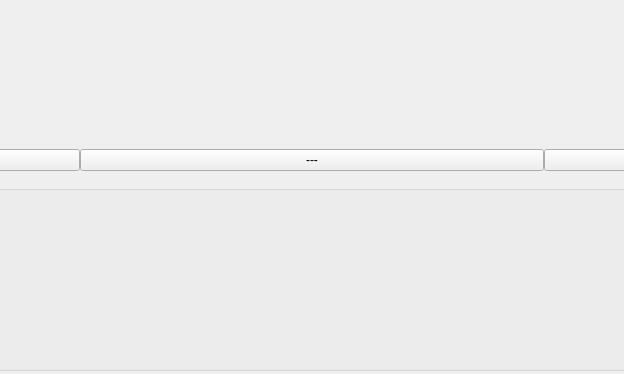
This is mainwindow.ui in anatoltrush/OscillO as Qt 5 draws it before an edit; both pictures show x 390 to 1014 and y 394 to 768 of the 1400 by 768 pixel window. The edited form follows.
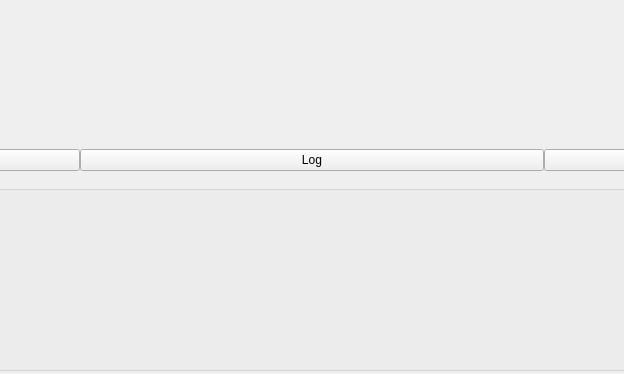
This is the edited form.

Diff of the .ui file:
```diff
--- a/mainwindow.ui
+++ b/mainwindow.ui
@@ -71,7 +71,7 @@
           <item>
            <widget class="QPushButton" name="pB1">
             <property name="text">
-             <string>---</string>
+             <string>Log</string>
             </property>
            </widget>
           </item>
```
Left out of the diff: 4 changed lines with no effect on the pictures.
